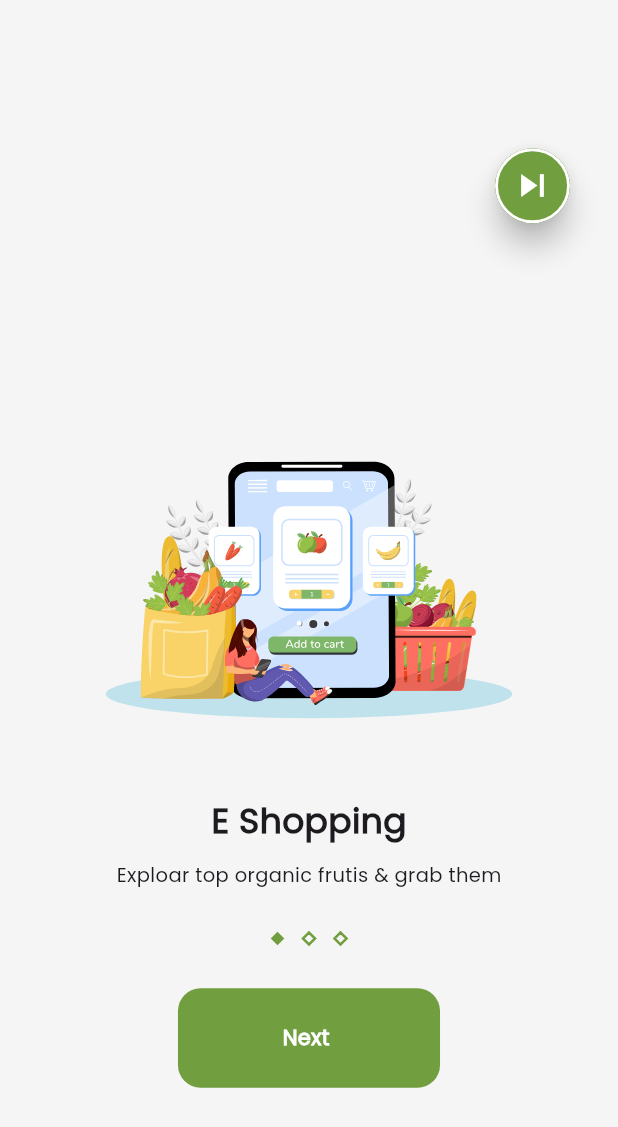
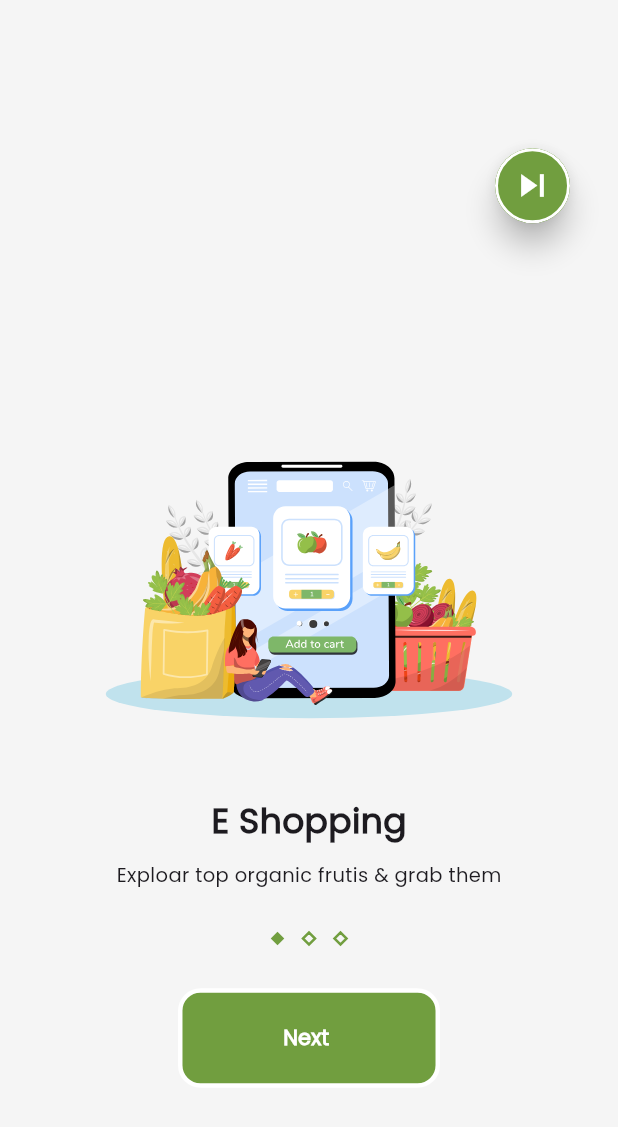
Before and after one commit to karemSD/Grocery-OnBoarding-Ui, a Flutter app: the screen it shows after launch, on a phone screen of 412 x 824 dp. Shown: the top 1127 px of the screen. Run offline on Flutter 3.47's test engine with Material 3 defaults, Android fonts, the phone set to English and light mode, and no system bars; drawn by our look-alikes of dots_indicator; our stand-ins replace flutter_svg, get, lottie.

Commit message:
Refactor CustomGeneralButton widget and update onboarding view
Refactored the custom button widget to use MaterialButton for better and to use highlightColor on click
functionality and updated the onboarding view to use const for improved
performance.

```diff
--- a/lib/core/widgets/custom_buttons.dart
+++ b/lib/core/widgets/custom_buttons.dart
@@ -9,12 +9,15 @@ class CustomGeneralButton extends StatelessWidget {
   final VoidCallback onTap;
   @override
   Widget build(BuildContext context) {
-    return GestureDetector(
-      onTap: onTap,
+    return MaterialButton(
+      highlightColor: KMainColor.withOpacity(.8),
+      padding: EdgeInsets.zero,
+      onPressed: onTap,
       child: Container(
         width: SizeConfig.screenWidth,
         height: SizeConfig.defualtSize! * 6.7,
         decoration: BoxDecoration(
+          border: Border.all(color: Colors.white, width: 3),
           color: KMainColor,
           borderRadius: BorderRadius.circular(15),
         ),
--- a/lib/features/onboarding/onboarding_view.dart
+++ b/lib/features/onboarding/onboarding_view.dart
@@ -8,7 +8,7 @@ class OnBoardingView extends StatelessWidget {
   Widget build(BuildContext context) {
     return Scaffold(
       backgroundColor: Colors.grey.shade100,
-      body: OnBoardingViewBody(),
+      body: const OnBoardingViewBody(),
     );
   }
 }
```
Also changed, not shown: assets/images/fruits.png (deleted).
